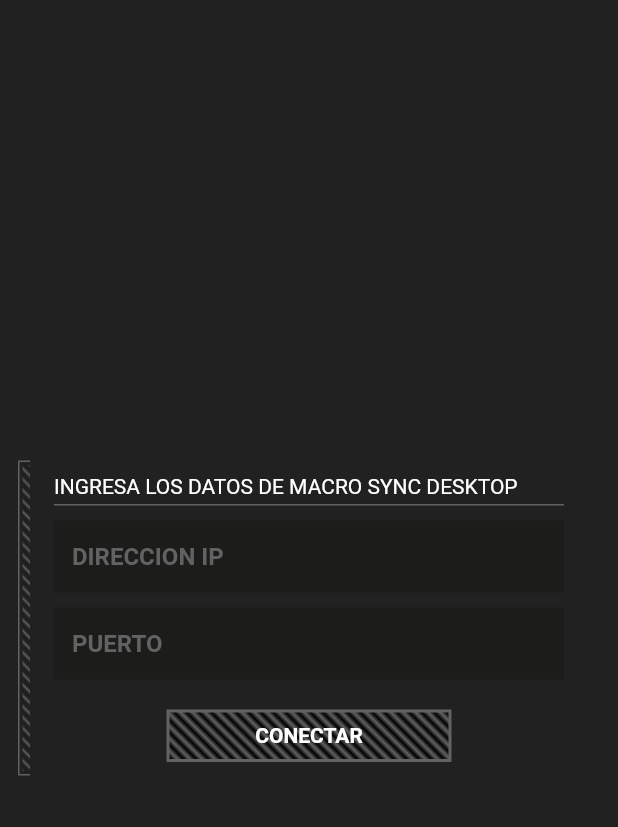
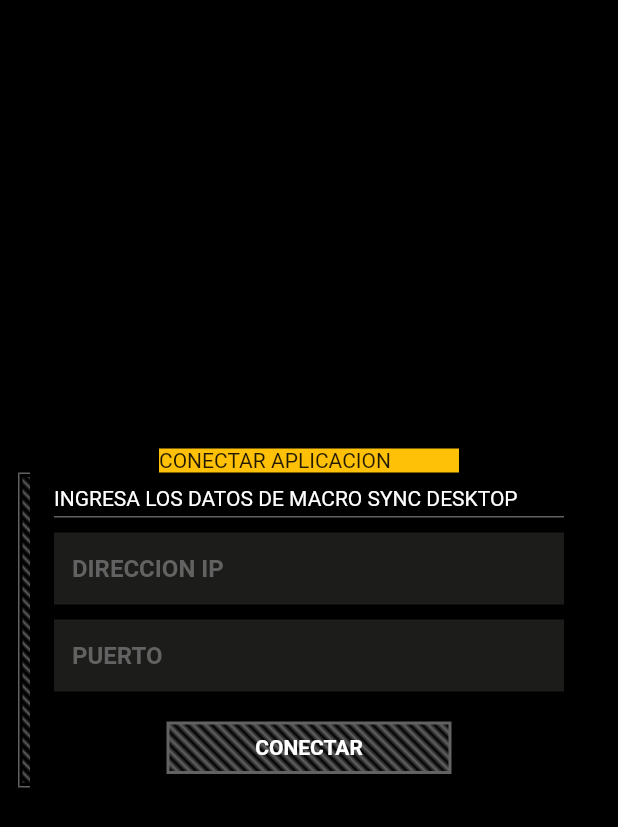
Before and after one commit to matias33pascual/macros-to-helldivers, a Flutter app: the screen it shows after launch, on a phone screen of 412 x 824 dp. Shown: the top 827 px of the screen. Run offline on Flutter 3.47's test engine with Material 2 defaults, Android fonts, the phone set to English and light mode, and no system bars.

Commit message:
creando widget vertical bar; continuando maquetacion de home_page

```diff
--- a/lib/home_page/screens/home_page.dart
+++ b/lib/home_page/screens/home_page.dart
@@ -1,5 +1,8 @@
+// ignore_for_file: prefer_const_constructors
+
 import 'package:flutter/material.dart';
 import 'package:macro_sync_client/home_page/screens/widgets/exports_widgets.dart';
+import 'package:macro_sync_client/shared/exports_shared.dart';
 import 'package:macro_sync_client/theme/app_theme.dart';
 
 class HomePage extends StatelessWidget {
@@ -15,51 +18,28 @@ class HomePage extends StatelessWidget {
     //   channel.sink.add("HOLA DESDE FLUTTER!!");
     // }
 
-    final decorationEffects = AppTheme.decorationEffects;
     final colors = AppTheme.colors;
 
     return Scaffold(
       body: Container(
-        color: Colors.black87,
+        color: Colors.black,
         padding: const EdgeInsets.symmetric(horizontal: 12, vertical: 12),
         child: Center(
           child: SingleChildScrollView(
-            child: SizedBox(
+            child: Column(
+              children: [
+                Container(
+                  width: 200,
+                  color: Colors.amber,
+                  child: Text("CONECTAR APLICACION"),
+                ),
+                SizedBox(
                   height: 210,
                   child: Stack(
                     children: [
-                  Positioned(
-                    top: 0,
-                    left: 0,
-                    child: Container(
-                      width: 8,
+                      const VerticalBar(
                         height: 210,
-                      decoration: BoxDecoration(
-                          border: Border(
-                        left: BorderSide(
-                          color: colors.borderGray,
-                          width: 1,
-                        ),
-                        top: BorderSide(
-                          color: colors.borderGray,
-                          width: 1,
-                        ),
-                        bottom: BorderSide(
-                          color: colors.borderGray,
-                          width: 1,
-                        ),
-                      )),
-                      child: Padding(
-                        padding:
-                            const EdgeInsets.only(left: 2, top: 2, bottom: 2),
-                        child: Container(
-                          decoration: BoxDecoration(
-                            gradient:
-                                decorationEffects.verticalLinearGradientGrey,
-                          ),
-                        ),
-                      ),
-                    ),
+                        side: VerticalBarSide.left,
                       ),
                       Padding(
                         padding: const EdgeInsets.symmetric(horizontal: 24),
@@ -77,7 +57,9 @@ class HomePage extends StatelessWidget {
                                     bottom: BorderSide(
                                       color: colors.borderGray,
                                       width: 1,
-                            ))),
+                                    ),
+                                  ),
+                                ),
                                 child: const Text(
                                   "INGRESA LOS DATOS DE MACRO SYNC DESKTOP",
                                   style: TextStyle(
@@ -99,6 +81,8 @@ class HomePage extends StatelessWidget {
                     ],
                   ),
                 ),
+              ],
+            ),
           ),
         ),
       ),
--- a/lib/home_page/screens/widgets/connect_button.dart
+++ b/lib/home_page/screens/widgets/connect_button.dart
@@ -1,7 +1,6 @@
 import 'package:flutter/material.dart';
 import 'package:macro_sync_client/home_page/providers/exports_providers.dart';
-import 'package:macro_sync_client/shared/custom_button/custom_button.dart';
-import 'package:macro_sync_client/shared/custom_button/custom_button_colors_enum.dart';
+import 'package:macro_sync_client/shared/exports_shared.dart';
 import 'package:provider/provider.dart';
 
 class ConnectButton extends StatelessWidget {
@@ -14,8 +13,8 @@ class ConnectButton extends StatelessWidget {
 
     return CustomButton(
       color: provider.state.isFormValid
-          ? CustomButtonColorsEnum.yellow
-          : CustomButtonColorsEnum.gray,
+          ? CustomButtonColors.yellow
+          : CustomButtonColors.gray,
       text: "CONECTAR",
     );
   }
--- a/lib/shared/custom_button/custom_button.dart
+++ b/lib/shared/custom_button.dart
@@ -1,9 +1,14 @@
 import 'package:flutter/material.dart';
 import 'package:macro_sync_client/theme/app_theme.dart';
-import 'package:macro_sync_client/shared/custom_button/custom_button_colors_enum.dart';
+
+enum CustomButtonColors {
+  gray,
+  yellow,
+  green,
+}
 
 class CustomButton extends StatelessWidget {
-  final CustomButtonColorsEnum color;
+  final CustomButtonColors color;
   final String text;
 
   const CustomButton({
@@ -20,13 +25,13 @@ class CustomButton extends StatelessWidget {
     return Container(
       decoration: BoxDecoration(
         border: Border.all(
-          width: color == CustomButtonColorsEnum.gray ? 2 : 1,
-          color: color == CustomButtonColorsEnum.yellow
+          width: color == CustomButtonColors.gray ? 2 : 1,
+          color: color == CustomButtonColors.yellow
               ? appColors.textYellow
               : appColors.borderGray,
         ),
         borderRadius: BorderRadius.zero,
-        gradient: color == CustomButtonColorsEnum.yellow
+        gradient: color == CustomButtonColors.yellow
             ? appDecorationEffects.diagonalLinearGradientYellow
             : appDecorationEffects.diagonalLinearGradientGray,
       ),
@@ -36,7 +41,7 @@ class CustomButton extends StatelessWidget {
         child: Text(
           text,
           style: TextStyle(
-            color: color == CustomButtonColorsEnum.yellow
+            color: color == CustomButtonColors.yellow
                 ? appColors.borderYellow
                 : Colors.white,
             fontWeight: FontWeight.w600,
--- a/lib/shared/custom_button/custom_button_colors_enum.dart
+++ /dev/null
@@ -1,5 +0,0 @@
-enum CustomButtonColorsEnum {
-  gray,
-  yellow,
-  green,
-}
--- a/lib/shared/exports_shared.dart
+++ b/lib/shared/exports_shared.dart
@@ -1,2 +1,3 @@
-export 'package:macro_sync_client/shared/custom_button/custom_button.dart';
+export 'package:macro_sync_client/shared/vertical_bar.dart';
+export 'package:macro_sync_client/shared/custom_button.dart';
 export 'package:macro_sync_client/shared/custom_input_field.dart';
--- /dev/null
+++ b/lib/shared/vertical_bar.dart
@@ -0,0 +1,50 @@
+import 'package:flutter/material.dart';
+import 'package:macro_sync_client/theme/exports_theme.dart';
+
+enum VerticalBarSide { left, right }
+
+class VerticalBar extends StatelessWidget {
+  final double height;
+  final VerticalBarSide side;
+
+  const VerticalBar({
+    Key? key,
+    required this.height,
+    required this.side,
+  }) : super(key: key);
+
+  @override
+  Widget build(BuildContext context) {
+    final decorationEffects = AppTheme.decorationEffects;
+    final colors = AppTheme.colors;
+
+    return Positioned(
+      top: 0,
+      left: 0,
+      child: Container(
+        width: 8,
+        height: height,
+        decoration: BoxDecoration(
+          border: Border(
+            left: side == VerticalBarSide.left
+                ? BorderSide(color: colors.borderGray, width: 1)
+                : BorderSide.none,
+            right: side == VerticalBarSide.right
+                ? BorderSide(color: colors.borderGray, width: 1)
+                : BorderSide.none,
+            top: BorderSide(color: colors.borderGray, width: 1),
+            bottom: BorderSide(color: colors.borderGray, width: 1),
+          ),
+        ),
+        child: Padding(
+          padding: const EdgeInsets.only(left: 2, top: 2, bottom: 2),
+          child: Container(
+            decoration: BoxDecoration(
+              gradient: decorationEffects.verticalLinearGradientGrey,
+            ),
+          ),
+        ),
+      ),
+    );
+  }
+}
```
Lines whose indentation alone changed are shown as unchanged.
